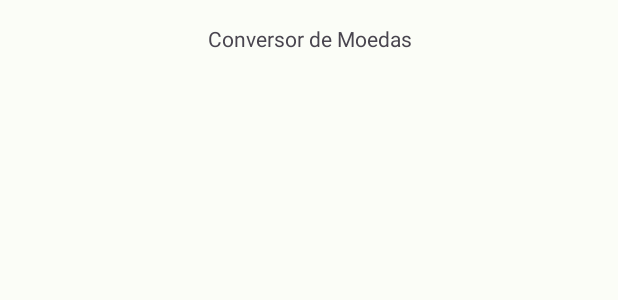
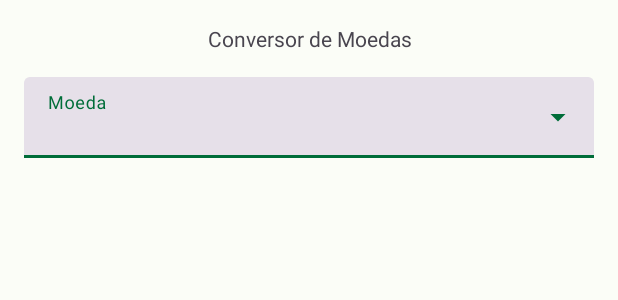
Before and after one commit to SamuelRocha91/kotlinExchangeRate, an Android app: the layout activity_main.xml on its own in the app's theme, with its tools: preview values and no code run, on a phone screen of 412 x 824 dp. Shown: the top 300 px of the screen. Run offline under Robolectric (Android 15) with nearby library versions, the phone set to English and light mode, and no system bars.

Commit message:
feat: implementa requisito 02 adicionando textINputLayout e AutoCOmpleteTextView ao layout

```diff
--- a/app/src/main/res/layout/activity_main.xml
+++ b/app/src/main/res/layout/activity_main.xml
@@ -1,6 +1,5 @@
 <?xml version="1.0" encoding="utf-8"?>
-<androidx.constraintlayout.widget.ConstraintLayout
-    xmlns:android="http://schemas.android.com/apk/res/android"
+<androidx.constraintlayout.widget.ConstraintLayout xmlns:android="http://schemas.android.com/apk/res/android"
     xmlns:app="http://schemas.android.com/apk/res-auto"
     xmlns:tools="http://schemas.android.com/tools"
     android:id="@+id/main"
@@ -33,6 +32,21 @@
             android:text="@string/main_currency_converter"
             android:textAlignment="center" />
 
+        <com.google.android.material.textfield.TextInputLayout
+            android:id="@+id/currency_selection_input_container"
+            android:layout_marginBottom="16dp"
+            style="@style/Widget.Material3.TextInputLayout.FilledBox.Dense.ExposedDropdownMenu"
+            android:hint="@string/main_currency"
+            android:layout_width="match_parent"
+            android:layout_height="wrap_content">
+            <AutoCompleteTextView
+                android:id="@+id/currency_selection_input_layout"
+                android:layout_width="match_parent"
+                android:layout_height="wrap_content"
+                android:inputType="none"
+                tools:ignore="LabelFor" />
+        </com.google.android.material.textfield.TextInputLayout>
+
     </LinearLayout>
 
 </androidx.constraintlayout.widget.ConstraintLayout>
```
